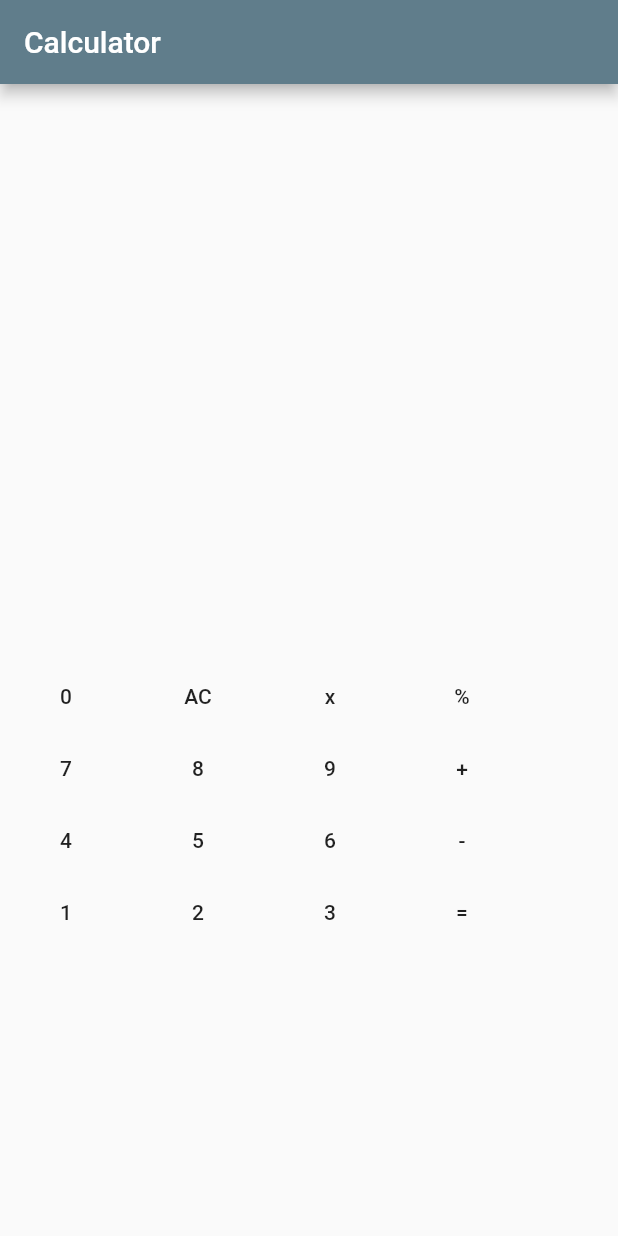
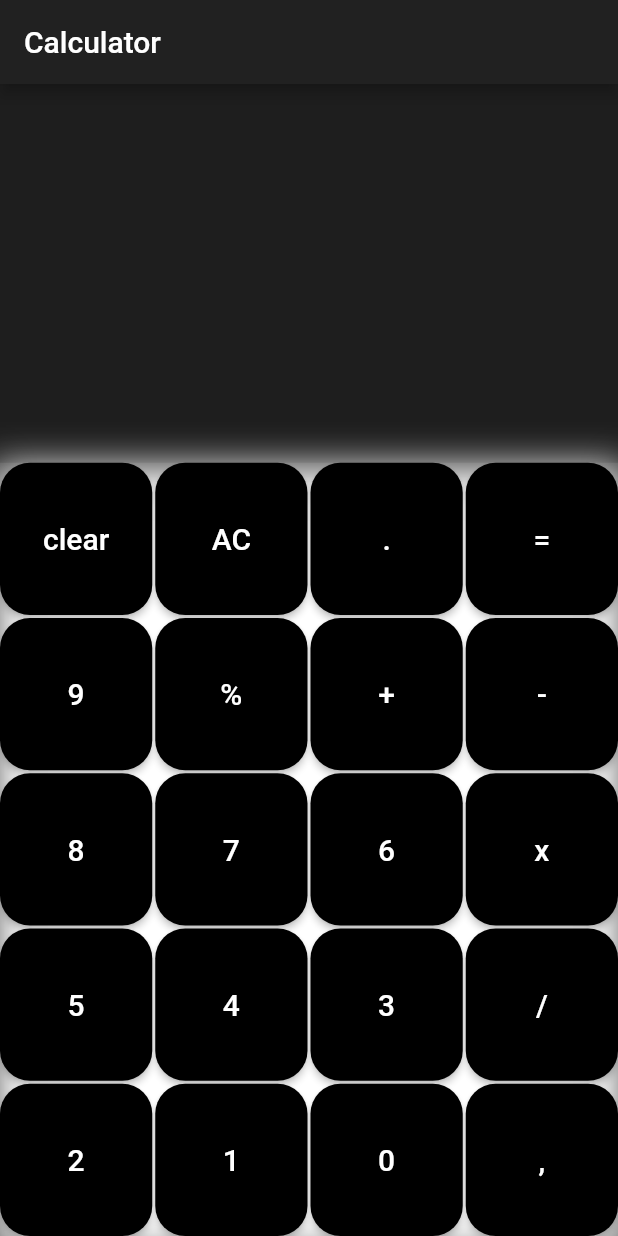
Before and after one commit to gauravmishra-17/Calculator, a Flutter app: the screen it shows after launch, on a phone screen of 412 x 824 dp. Run offline on Flutter 3.47's test engine with Material 2 defaults, Android fonts, the phone set to English and light mode, and no system bars.

Commit message:
change in UI

```diff
--- /dev/null
+++ b/lib/Buttons.dart
@@ -0,0 +1,29 @@
+import 'package:flutter/material.dart';
+
+class Buttons extends StatefulWidget {
+  String operation;
+  Buttons(String operation) {
+    this.operation = operation;
+  }
+  @override
+  State<StatefulWidget> createState() {
+    // TODO: implement createState
+    return _Buttons();
+  }
+}
+
+class _Buttons extends State<Buttons> {
+  @override
+  Widget build(BuildContext context) {
+    // TODO: implement build
+    return MaterialButton(
+      child: Text(widget.operation, style: TextStyle(fontSize: 20.0)),
+      textColor: Colors.white,
+      color: Colors.black,
+      onPressed: () {},
+      shape: RoundedRectangleBorder(borderRadius: BorderRadius.circular(20)),
+      highlightColor: Colors.black,
+      highlightElevation: 100,
+    );
+  }
+}
--- a/lib/Screen.dart
+++ b/lib/Screen.dart
@@ -1,4 +1,5 @@
 import 'package:flutter/material.dart';
+import './grid.dart';
 
 class Screen extends StatelessWidget {
   @override
@@ -7,101 +8,24 @@ class Screen extends StatelessWidget {
     return Column(
       mainAxisAlignment: MainAxisAlignment.spaceEvenly,
       children: <Widget>[
-        Container(),
+        Flexible(
+          flex: 3,
+          child: Container(
+            color: Colors.black38,
+          ),
+        ),
         Container(
-          child: Column(
-            mainAxisAlignment: MainAxisAlignment.spaceEvenly,
-            children: <Widget>[
-              Container(
-                child: Row(
-                  children: <Widget>[
-                    FlatButton(
-                      child: Text("0"),
-                      onPressed: () {},
-                    ),
-                    FlatButton(
-                      child: Text("AC"),
-                      onPressed: () {},
-                    ),
-                    FlatButton(
-                      child: Text("x"),
-                      onPressed: () {},
-                    ),
-                    FlatButton(
-                      child: Text("%"),
-                      onPressed: () {},
-                    ),
-                  ],
-                ),
-              ),
-              Container(
-                child: Row(
-                  children: <Widget>[
-                    FlatButton(
-                      child: Text("7"),
-                      onPressed: () {},
-                    ),
-                    FlatButton(
-                      child: Text("8"),
-                      onPressed: () {},
-                    ),
-                    FlatButton(
-                      child: Text("9"),
-                      onPressed: () {},
-                    ),
-                    FlatButton(
-                      child: Text("+"),
-                      onPressed: () {},
-                    ),
-                  ],
-                ),
-              ),
-              Container(
-                child: Row(
-                  children: <Widget>[
-                    FlatButton(
-                      child: Text("4"),
-                      onPressed: () {},
-                    ),
-                    FlatButton(
-                      child: Text("5"),
-                      onPressed: () {},
-                    ),
-                    FlatButton(
-                      child: Text("6"),
-                      onPressed: () {},
-                    ),
-                    FlatButton(
-                      child: Text("-"),
-                      onPressed: () {},
-                    ),
-                  ],
-                ),
-              ),
-              Container(
-                child: Row(
-                  children: <Widget>[
-                    FlatButton(
-                      child: Text("1"),
-                      onPressed: () {},
-                    ),
-                    FlatButton(
-                      child: Text("2"),
-                      onPressed: () {},
-                    ),
-                    FlatButton(
-                      child: Text("3"),
-                      onPressed: () {},
-                    ),
-                    FlatButton(
-                      child: Text("="),
-                      onPressed: () {},
-                    ),
-                  ],
-                ),
+          decoration: BoxDecoration(
+            boxShadow: [
+              BoxShadow(
+                color: Colors.white.withOpacity(1),
+                spreadRadius: 5,
+                blurRadius: 20,
+                offset: Offset(0, 7), // changes position of shadow
               ),
             ],
           ),
+          child: Grid(),
         ),
       ],
     );
--- /dev/null
+++ b/lib/grid.dart
@@ -0,0 +1,41 @@
+import 'package:flutter/material.dart';
+import './Buttons.dart';
+
+class Grid extends StatelessWidget {
+  @override
+  Widget build(BuildContext context) {
+    // TODO: implement build
+    return GridView(
+      gridDelegate: SliverGridDelegateWithFixedCrossAxisCount(
+        crossAxisCount: 4,
+        childAspectRatio: 1,
+        crossAxisSpacing: 2,
+        mainAxisSpacing: 2,
+      ),
+      children: <Widget>[
+        Buttons("clear"),
+        Buttons("AC"),
+        Buttons("."),
+        Buttons("="),
+        Buttons("9"),
+        Buttons("%"),
+        Buttons("+"),
+        Buttons("-"),
+        Buttons("8"),
+        Buttons("7"),
+        Buttons("6"),
+        Buttons("x"),
+        Buttons("5"),
+        Buttons("4"),
+        Buttons("3"),
+        Buttons("/"),
+        Buttons("2"),
+        Buttons("1"),
+        Buttons("0"),
+        Buttons(","),
+      ],
+      scrollDirection: Axis.vertical,
+      shrinkWrap: true,
+    );
+  }
+}
--- a/lib/main.dart
+++ b/lib/main.dart
@@ -8,7 +8,7 @@ class MyApp extends StatelessWidget {
   Widget build(BuildContext context) {
     // TODO: implement build
     return MaterialApp(
-      theme: ThemeData(primarySwatch: Colors.blueGrey),
+      theme: ThemeData.dark(),
       home: Scaffold(
         appBar: AppBar(
           title: Text("Calculator"),
```
